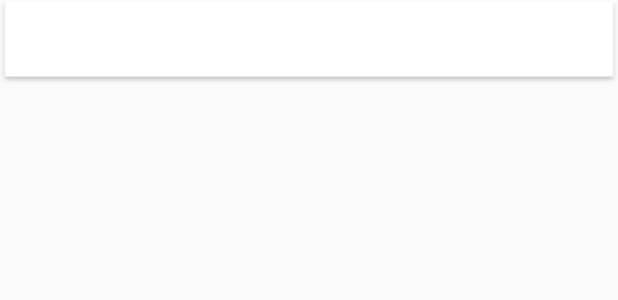
After one commit to chuanshenghung/ScooterProject, an Android app: the layout activity_personal.xml on its own in the app's theme, with its tools: preview values and no code run, on a phone screen of 412 x 824 dp. The commit adds this screen. Shown: the top 300 px of the screen. Run offline under Robolectric (Android 15) with nearby library versions, the phone set to English and light mode, and no system bars.

Commit message:
PersonalActivity modified

```diff
--- a/ScooterProject2/app/src/main/java/com/example/gavinhung/scooterproject2/LoginActivity.java
+++ b/ScooterProject2/app/src/main/java/com/example/gavinhung/scooterproject2/LoginActivity.java
@@ -206,6 +206,8 @@ public class LoginActivity extends AppCompatActivity {
             }
         });
 
+
+
     }
 
 
--- /dev/null
+++ b/ScooterProject2/app/src/main/res/layout/activity_personal.xml
@@ -0,0 +1,16 @@
+<?xml version="1.0" encoding="utf-8"?>
+<RelativeLayout xmlns:android="http://schemas.android.com/apk/res/android"
+    xmlns:app="http://schemas.android.com/apk/res-auto"
+    xmlns:tools="http://schemas.android.com/tools"
+    android:layout_width="match_parent"
+    android:layout_height="match_parent"
+    tools:context="com.example.gavinhung.scooterproject2.PersonalActivity">
+
+    <TextView
+        android:id="@+id/textView3"
+        android:layout_width="match_parent"
+        android:layout_height="wrap_content"
+        android:layout_alignParentStart="true"
+        android:layout_alignParentTop="true"
+        android:background="@drawable/mainactivity_actionbar" />
+</RelativeLayout>
```
Also changed, not shown: ScooterProject2/app/src/main/AndroidManifest.xml (+12 -8 lines), ScooterProject2/app/src/main/java/com/example/gavinhung/scooterproject2/MainActivity.java (+51 -0 lines), ScooterProject2/app/src/main/java/com/example/gavinhung/scooterproject2/PersonalActivity.java (added, +13 -0 lines), ScooterProject2/app/src/main/res/layout/activity_main.xml (+46 -0 lines), ScooterProject2/app/src/main/res/drawable/personalactivity_topimg.png (renamed from ScooterProject2/app/src/main/res/drawable/personalactivity_topimg1.png).
